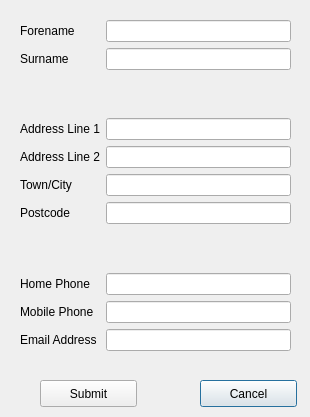
Before: the Qt Designer form CustomerDialog.ui in supermaximo93/Computing_Project, drawn with Qt 5.
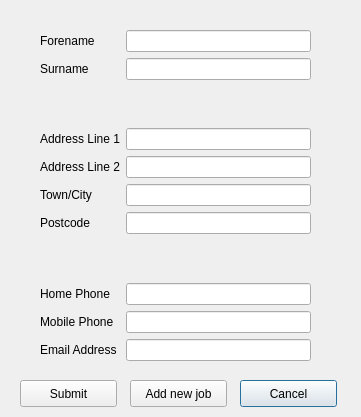
After: the same form once the commit is applied.

The edit to the form file:
```diff
--- a/CustomerDialog.ui
+++ b/CustomerDialog.ui
@@ -6,7 +6,7 @@
    <rect>
     <x>0</x>
     <y>0</y>
-    <width>310</width>
+    <width>361</width>
     <height>417</height>
    </rect>
   </property>
@@ -16,8 +16,8 @@
   <widget class="QWidget" name="formLayoutWidget">
    <property name="geometry">
     <rect>
-     <x>20</x>
-     <y>20</y>
+     <x>40</x>
+     <y>30</y>
      <width>271</width>
      <height>331</height>
     </rect>
@@ -173,7 +173,7 @@
   <widget class="QPushButton" name="pushButton_cancel">
    <property name="geometry">
     <rect>
-     <x>200</x>
+     <x>240</x>
      <y>380</y>
      <width>97</width>
      <height>27</height>
@@ -186,7 +186,7 @@
   <widget class="QPushButton" name="pushButton_submit">
    <property name="geometry">
     <rect>
-     <x>40</x>
+     <x>20</x>
      <y>380</y>
      <width>97</width>
      <height>27</height>
@@ -196,6 +196,19 @@
     <string>Submit</string>
    </property>
   </widget>
+  <widget class="QPushButton" name="pushButton_newJob">
+   <property name="geometry">
+    <rect>
+     <x>130</x>
+     <y>380</y>
+     <width>97</width>
+     <height>27</height>
+    </rect>
+   </property>
+   <property name="text">
+    <string>Add new job</string>
+   </property>
+  </widget>
  </widget>
  <resources/>
  <connections/>
```
